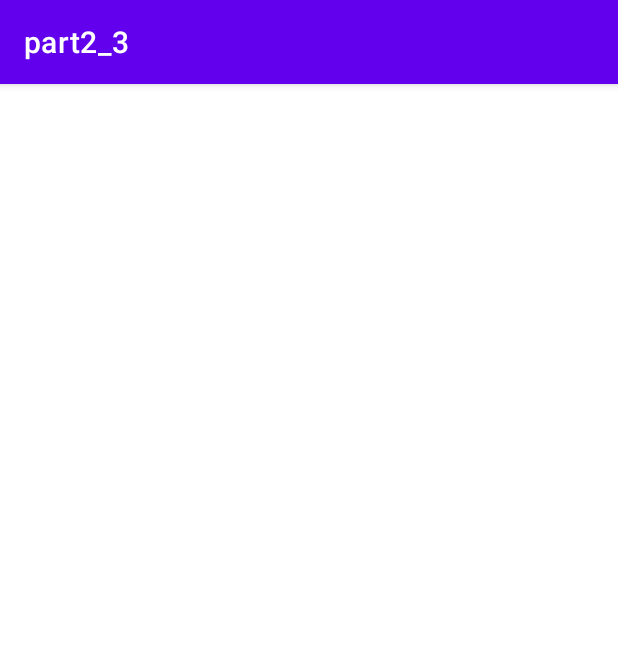
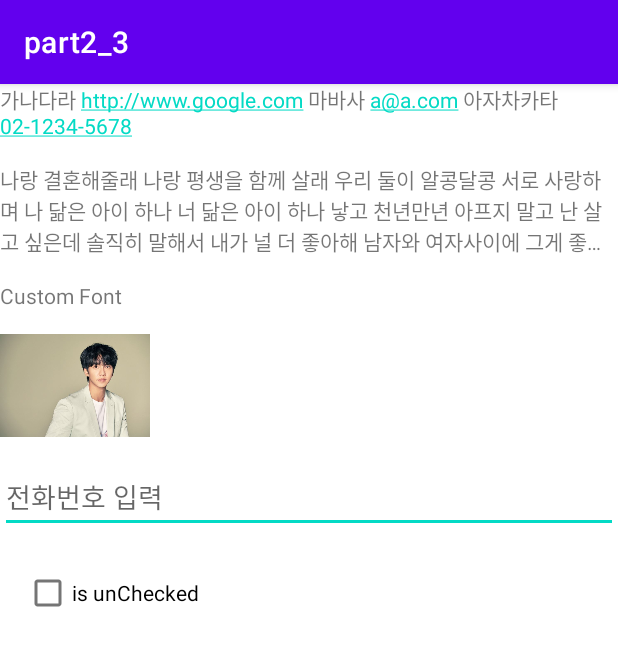
Before and after one commit to HAHYEM/androidtest, an Android app: the Lab3_4Activity screen opened directly, with no data from a screen before it, on a phone screen of 412 x 824 dp. Shown: the top 646 px of the screen. Run offline under Robolectric (Android 15) with nearby library versions, the phone set to English and light mode, and no system bars; Roboto replaces fonts that are not available here; 1 statement that could not run was skipped.

Commit message:
Lab3_4Activity font And checkBox Apply

```diff
--- a/part2_3/src/main/AndroidManifest.xml
+++ b/part2_3/src/main/AndroidManifest.xml
@@ -9,25 +9,27 @@
         android:roundIcon="@mipmap/ic_launcher_round"
         android:supportsRtl="true"
         android:theme="@style/Theme.AndroidLab">
-        <activity android:name=".Lab3_4Activity"></activity>
+        <activity android:name=".Lab3_4Activity">
+            <intent-filter>
+                <action android:name="android.intent.action.MAIN" />
+                <category android:name="android.intent.category.LAUNCHER" />
+            </intent-filter>
+        </activity>
         <activity android:name=".Lab3_3Activity">
             <intent-filter>
                 <action android:name="android.intent.action.MAIN" />
-
                 <category android:name="android.intent.category.LAUNCHER" />
             </intent-filter>
         </activity>
         <activity android:name=".Lab3_2Activity">
             <intent-filter>
                 <action android:name="android.intent.action.MAIN" />
-
                 <category android:name="android.intent.category.LAUNCHER" />
             </intent-filter>
         </activity>
         <activity android:name=".MainActivity">
             <intent-filter>
                 <action android:name="android.intent.action.MAIN" />
-
                 <category android:name="android.intent.category.LAUNCHER" />
             </intent-filter>
         </activity>
--- a/part2_3/src/main/java/com/example/part2_3/Lab3_4Activity.java
+++ b/part2_3/src/main/java/com/example/part2_3/Lab3_4Activity.java
@@ -1,14 +1,39 @@
 package com.example.part2_3;
 
+import android.graphics.Typeface;
 import android.os.Bundle;
+import android.widget.CheckBox;
+import android.widget.CompoundButton;
+import android.widget.TextView;
 
 import androidx.appcompat.app.AppCompatActivity;
 
 public class Lab3_4Activity extends AppCompatActivity {
 
+    CheckBox checkBox;
+
     @Override
     protected void onCreate(Bundle savedInstanceState) {
         super.onCreate(savedInstanceState);
         setContentView(R.layout.activity_lab3_4);
+
+
+        //Custom Font 적용
+        TextView textView = findViewById(R.id.fontView);
+        Typeface typeface = Typeface.createFromAsset(getAssets(), "아이럽우유.ttf");
+        textView.setTypeface(typeface);
+
+        //CheckBox 이벤트 프로그램
+        checkBox = findViewById(R.id.checkbox);
+        checkBox.setOnCheckedChangeListener(new CompoundButton.OnCheckedChangeListener() {
+            @Override
+            public void onCheckedChanged(CompoundButton buttonView, boolean isChecked) {
+                if(isChecked){
+                    checkBox.setText("is Checked");
+                }else{
+                    checkBox.setText("is unChecked");
+                }
+            }
+        });
     }
 }
--- a/part2_3/src/main/res/layout/activity_lab3_3.xml
+++ b/part2_3/src/main/res/layout/activity_lab3_3.xml
@@ -48,16 +48,16 @@
     <ImageView
         android:layout_width="wrap_content"
         android:layout_height="wrap_content"
-        android:src="@drawable/lee"
+        android:src="@drawable/sample"
         android:maxWidth="100dp"
         android:maxHeight="100dp"
         android:adjustViewBounds="true"/>
     <ImageView
         android:layout_width="wrap_content"
         android:layout_height="wrap_content"
-        android:src="@drawable/lee"
+        android:src="@drawable/sample"
         android:maxWidth="100dp"
         android:maxHeight="100dp"
-        android:tint="#800000ff"
-        android:adjustViewBounds="true"/>
+        android:adjustViewBounds="true"
+        app:tint="#800000ff"/>
 </LinearLayout>
--- a/part2_3/src/main/res/layout/activity_lab3_4.xml
+++ b/part2_3/src/main/res/layout/activity_lab3_4.xml
@@ -1,9 +1,57 @@
 <?xml version="1.0" encoding="utf-8"?>
-<androidx.constraintlayout.widget.ConstraintLayout xmlns:android="http://schemas.android.com/apk/res/android"
-    xmlns:app="http://schemas.android.com/apk/res-auto"
-    xmlns:tools="http://schemas.android.com/tools"
+<LinearLayout xmlns:android="http://schemas.android.com/apk/res/android"
     android:layout_width="match_parent"
     android:layout_height="match_parent"
-    tools:context=".Lab3_4Activity">
+    android:orientation="vertical">
 
-</androidx.constraintlayout.widget.ConstraintLayout>
+    <!-- autoLink Test -->
+    <TextView
+        android:layout_width="match_parent"
+        android:layout_height="wrap_content"
+        android:text="가나다라 http://www.google.com 마바사 a@a.com 아자차카타 02-1234-5678"
+        android:autoLink="web|email|phone"/>
+
+    <!-- maxLines, ellipsize Test -->
+    <TextView
+        android:layout_width="match_parent"
+        android:layout_height="wrap_content"
+        android:text="@string/long_text"
+        android:layout_marginTop="16dp"
+        android:ellipsize="end"
+        android:maxLines="3"/>
+
+    <!-- Custom Font Test -->
+    <TextView
+        android:id="@+id/fontView"
+        android:layout_width="match_parent"
+        android:layout_height="wrap_content"
+        android:text="Custom Font"
+        android:layout_marginTop="16dp"/>
+
+    <!-- ImagieView maxWidth, maxHight Test -->
+    <ImageView
+        android:layout_width="wrap_content"
+        android:layout_height="wrap_content"
+        android:src="@drawable/sample"
+        android:maxWidth="100dp"
+        android:maxHeight="100dp"
+        android:adjustViewBounds="true"
+        android:layout_marginTop="16dp"/>
+
+    <!-- inputType Test -->
+    <EditText
+        android:layout_width="match_parent"
+        android:layout_height="wrap_content"
+        android:inputType="phone"
+        android:hint="전화번호 입력"
+        android:layout_marginTop="16dp"/>
+
+    <!-- CheckBox Test -->
+    <CheckBox
+        android:id="@+id/checkbox"
+        android:layout_width="wrap_content"
+        android:layout_height="wrap_content"
+        android:text="is unChecked"
+        android:layout_margin="16dp"/>
+
+</LinearLayout>
```
Also changed, not shown: part2_3/src/main/res/drawable/sample.JPG (renamed from part2_3/src/main/res/drawable/lee.JPG), 21 other files.
